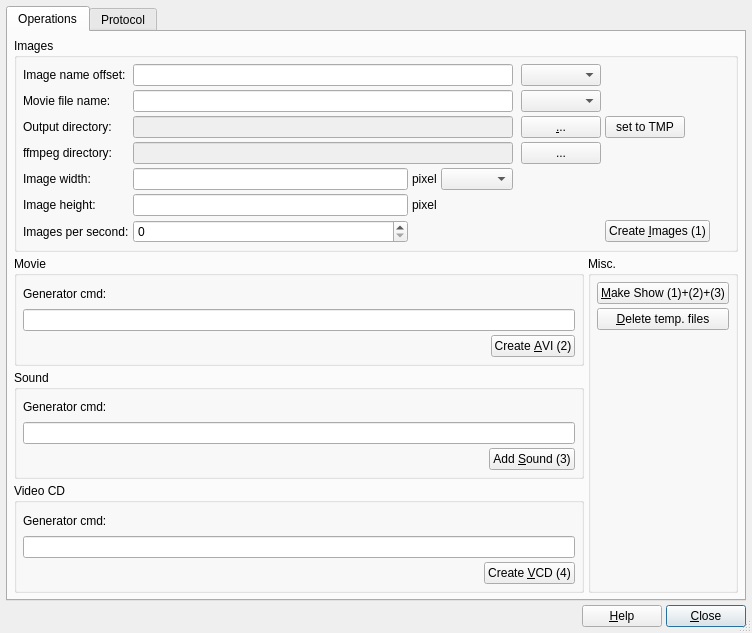
Above: src/CreateMovieDlg4.ui from mneuroth/MinDia before the change. Below: the same form after it.
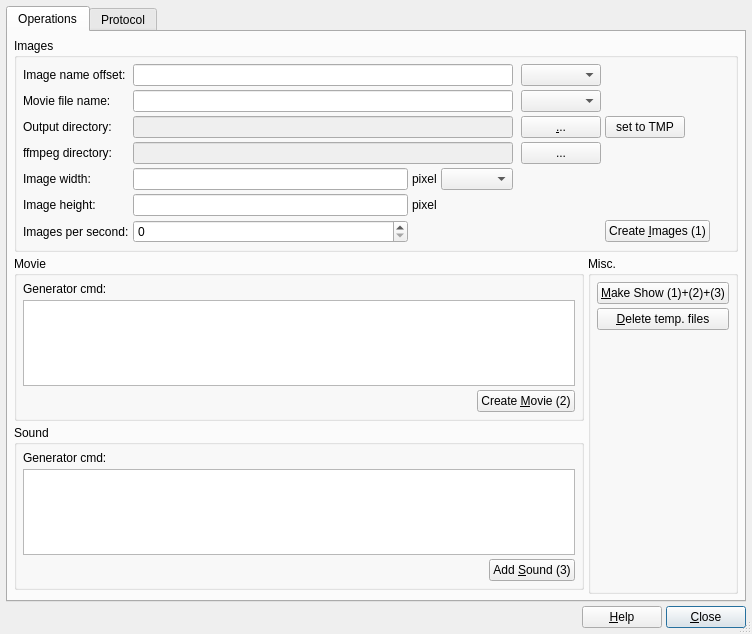
That is the form after the change.

Commit message: improved create movie dialog

Diff of the .ui file:
```diff
--- a/src/CreateMovieDlg4.ui
+++ b/src/CreateMovieDlg4.ui
@@ -7,7 +7,7 @@
     <x>0</x>
     <y>0</y>
     <width>752</width>
-    <height>633</height>
+    <height>634</height>
    </rect>
   </property>
   <property name="windowTitle">
@@ -308,38 +308,38 @@
             </property>
            </widget>
           </item>
-          <item row="1" column="0" colspan="2">
-           <widget class="QLineEdit" name="m_pGeneratorCmd">
-            <property name="readOnly">
-             <bool>true</bool>
+          <item row="2" column="0">
+           <spacer name="spacer4">
+            <property name="orientation">
+             <enum>Qt::Horizontal</enum>
             </property>
-           </widget>
+            <property name="sizeType">
+             <enum>QSizePolicy::Expanding</enum>
+            </property>
+            <property name="sizeHint" stdset="0">
+             <size>
+              <width>203</width>
+              <height>15</height>
+             </size>
+            </property>
+           </spacer>
           </item>
           <item row="2" column="1">
            <widget class="QPushButton" name="m_pCreateAVI">
             <property name="text">
-             <string>Create &amp;AVI (2)</string>
+             <string>Create &amp;Movie (2)</string>
             </property>
             <property name="shortcut">
              <string>Alt+A</string>
             </property>
            </widget>
           </item>
-          <item row="2" column="0">
-           <spacer name="spacer4">
-            <property name="orientation">
-             <enum>Qt::Horizontal</enum>
+          <item row="1" column="0" colspan="2">
+           <widget class="QTextBrowser" name="m_pGeneratorCmd">
+            <property name="lineWrapMode">
+             <enum>QTextEdit::NoWrap</enum>
             </property>
-            <property name="sizeType">
-             <enum>QSizePolicy::Expanding</enum>
-            </property>
-            <property name="sizeHint" stdset="0">
-             <size>
-              <width>203</width>
-              <height>15</height>
-             </size>
-            </property>
-           </spacer>
+           </widget>
           </item>
          </layout>
         </widget>
@@ -360,13 +360,6 @@
             </property>
            </widget>
           </item>
-          <item row="1" column="0" colspan="2">
-           <widget class="QLineEdit" name="m_pSoundGeneratorCmd">
-            <property name="readOnly">
-             <bool>true</bool>
-            </property>
-           </widget>
-          </item>
           <item row="2" column="1">
            <widget class="QPushButton" name="m_pAddSound">
             <property name="text">
@@ -393,58 +386,16 @@
             </property>
            </spacer>
           </item>
-         </layout>
-        </widget>
-       </item>
-       <item row="3" column="0">
-        <widget class="QGroupBox" name="groupBox2_2_2">
-         <property name="title">
-          <string>Video CD</string>
-         </property>
-         <layout class="QGridLayout">
-          <item row="0" column="0">
-           <widget class="QLabel" name="textLabel2_2_2_2">
-            <property name="text">
-             <string>Generator cmd:</string>
-            </property>
-            <property name="wordWrap">
-             <bool>false</bool>
-            </property>
-           </widget>
-          </item>
           <item row="1" column="0" colspan="2">
-           <widget class="QLineEdit" name="m_pVCDGeneratorCmd">
+           <widget class="QTextBrowser" name="m_pSoundGeneratorCmd">
+            <property name="lineWrapMode">
+             <enum>QTextEdit::NoWrap</enum>
+            </property>
             <property name="readOnly">
              <bool>true</bool>
             </property>
            </widget>
           </item>
-          <item row="2" column="1">
-           <widget class="QPushButton" name="m_pCreateVCD">
-            <property name="text">
-             <string>Create &amp;VCD (4)</string>
-            </property>
-            <property name="shortcut">
-             <string>Alt+V</string>
-            </property>
-           </widget>
-          </item>
-          <item row="2" column="0">
-           <spacer name="spacer7_2">
-            <property name="orientation">
-             <enum>Qt::Horizontal</enum>
-            </property>
-            <property name="sizeType">
-             <enum>QSizePolicy::Expanding</enum>
-            </property>
-            <property name="sizeHint" stdset="0">
-             <size>
-              <width>308</width>
-              <height>16</height>
-             </size>
-            </property>
-           </spacer>
-          </item>
          </layout>
         </widget>
        </item>
```
Left out of the diff: 20 changed lines with no effect on the pictures. The commit also changes 2 other files.
